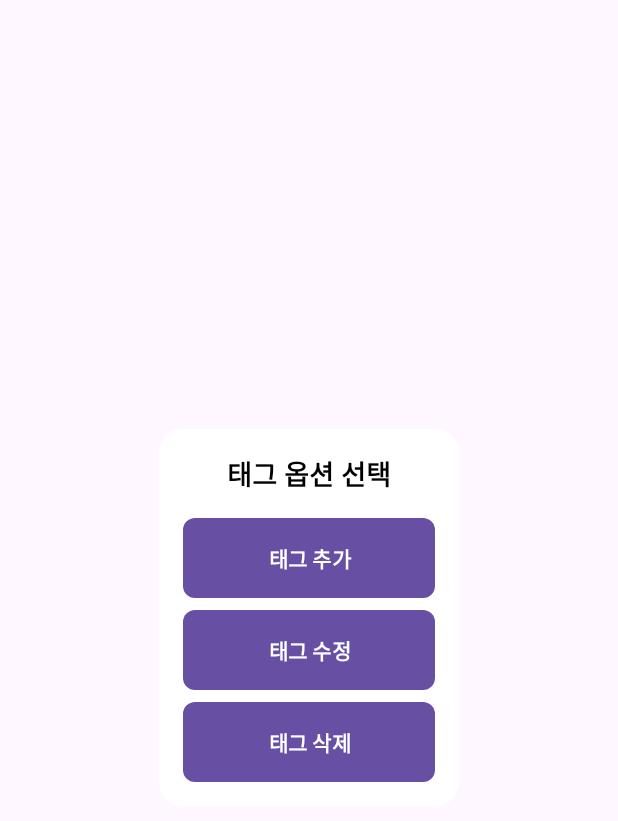
After one commit to RAEHOON/Deskterior002, an Android app: the layout layout_tag_options.xml on its own in the app's theme, with its tools: preview values and no code run, on a phone screen of 412 x 824 dp. The commit adds this screen. Shown: the top 821 px of the screen. Run offline under Robolectric (Android 15) with nearby library versions, the phone set to English and light mode, and no system bars.

Commit message:
데스크테리어 새로운버전 - 태그 다이어로그 수정, 어뎁터 수정

```diff
--- /dev/null
+++ b/app/src/main/res/layout/layout_tag_options.xml
@@ -0,0 +1,57 @@
+<?xml version="1.0" encoding="utf-8"?>
+<LinearLayout xmlns:android="http://schemas.android.com/apk/res/android"
+    android:layout_width="200dp"
+    android:layout_height="wrap_content"
+    android:orientation="vertical"
+    android:padding="16dp"
+    android:background="@drawable/dialog_background"
+    android:layout_gravity="center">
+
+    <!-- 다이얼로그 제목 -->
+    <TextView
+        android:id="@+id/dialog_title"
+        android:layout_width="match_parent"
+        android:layout_height="wrap_content"
+        android:text="태그 옵션 선택"
+        android:textSize="18sp"
+        android:textStyle="bold"
+        android:gravity="center"
+        android:paddingBottom="16dp"
+        android:textColor="@android:color/black" />
+
+    <!-- 태그 추가 버튼 -->
+    <Button
+        android:id="@+id/btn_add_tag"
+        android:layout_width="match_parent"
+        android:layout_height="wrap_content"
+        android:text="태그 추가"
+        android:padding="12dp"
+        android:background="@drawable/button_background"
+        android:textColor="@android:color/white"
+        android:textStyle="bold"
+        android:layout_marginBottom="8dp" />
+
+    <!-- 태그 수정 버튼 -->
+    <Button
+        android:id="@+id/btn_edit_tag"
+        android:layout_width="match_parent"
+        android:layout_height="wrap_content"
+        android:text="태그 수정"
+        android:padding="12dp"
+        android:background="@drawable/button_background"
+        android:textColor="@android:color/white"
+        android:textStyle="bold"
+        android:layout_marginBottom="8dp" />
+
+    <!-- 태그 삭제 버튼 -->
+    <Button
+        android:id="@+id/btn_delete_tag"
+        android:layout_width="match_parent"
+        android:layout_height="wrap_content"
+        android:text="태그 삭제"
+        android:padding="12dp"
+        android:background="@drawable/button_background"
+        android:textColor="@android:color/white"
+        android:textStyle="bold" />
+
+</LinearLayout>
--- a/app/src/main/res/values/colors.xml
+++ b/app/src/main/res/values/colors.xml
@@ -2,4 +2,6 @@
 <resources>
     <color name="black">#FF000000</color>
     <color name="white">#FFFFFFFF</color>
+    <color name="blue">#2196F3</color>
+
 </resources>
```
Also changed, not shown: app/src/main/java/com/example/desk0018/Adapter/CombinedAdapter.java (+52 -11 lines).
